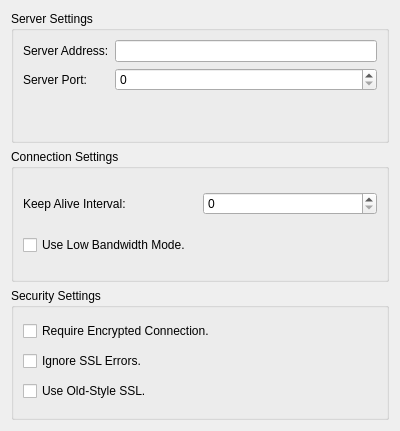
KDE/ktp-accounts-kcm, file haze/icq-server-settings-widget.ui: the form before one commit.
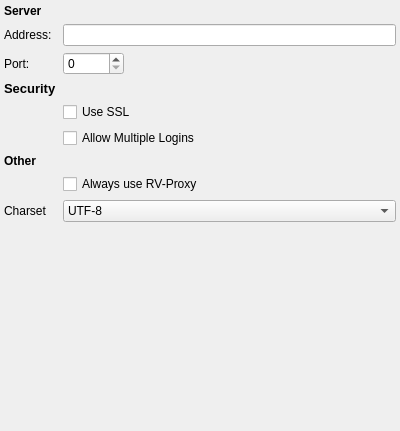
The form after the commit. Custom widgets are drawn as their Qt base class.

```diff
--- a/haze/icq-server-settings-widget.ui
+++ b/haze/icq-server-settings-widget.ui
@@ -14,117 +14,171 @@
    <string>Connection Settings</string>
   </property>
   <layout class="QVBoxLayout" name="verticalLayout_4">
-   <item>
-    <widget class="QGroupBox" name="serverGroupBox">
-     <property name="title">
-      <string>Server Settings</string>
-     </property>
+   <property name="margin">
+    <number>4</number>
+   </property>
+   <item>
      <layout class="QFormLayout" name="formLayout">
+     <property name="sizeConstraint">
+      <enum>QLayout::SetMinimumSize</enum>
+     </property>
+     <property name="fieldGrowthPolicy">
+      <enum>QFormLayout::AllNonFixedFieldsGrow</enum>
+     </property>
       <item row="0" column="0">
+      <widget class="QLabel" name="serverHeadlineLabel">
+       <property name="sizePolicy">
+        <sizepolicy hsizetype="Maximum" vsizetype="Fixed">
+         <horstretch>0</horstretch>
+         <verstretch>0</verstretch>
+        </sizepolicy>
+       </property>
+       <property name="text">
+        <string>&lt;b&gt;Server</string>
+       </property>
+      </widget>
+     </item>
+     <item row="1" column="0">
        <widget class="QLabel" name="serverLabel">
         <property name="text">
-         <string>Server Address:</string>
+        <string>Address:</string>
         </property>
        </widget>
       </item>
-      <item row="0" column="1">
+     <item row="1" column="1">
        <widget class="KLineEdit" name="serverLineEdit"/>
       </item>
-      <item row="1" column="0">
+     <item row="2" column="0">
        <widget class="QLabel" name="portLabel">
         <property name="text">
-         <string>Server Port:</string>
+        <string>Port:</string>
         </property>
        </widget>
       </item>
-      <item row="1" column="1">
-       <widget class="QSpinBox" name="portSpinBox">
+     <item row="2" column="1">
+      <widget class="KIntSpinBox" name="portSpinBox">
         <property name="sizePolicy">
-         <sizepolicy hsizetype="Expanding" vsizetype="Fixed">
+        <sizepolicy hsizetype="Fixed" vsizetype="Fixed">
           <horstretch>0</horstretch>
           <verstretch>0</verstretch>
          </sizepolicy>
         </property>
         <property name="maximum">
-         <number>65535</number>
+        <number>60000</number>
         </property>
        </widget>
       </item>
-     </layout>
-     <zorder>portLabel</zorder>
-     <zorder>portSpinBox</zorder>
-     <zorder>serverLabel</zorder>
-     <zorder>serverLineEdit</zorder>
-    </widget>
-   </item>
-   <item>
-    <widget class="QGroupBox" name="connectionGroupBox">
-     <property name="title">
-      <string>Connection Settings</string>
-     </property>
-     <layout class="QVBoxLayout" name="verticalLayout_2">
-      <item>
-       <layout class="QHBoxLayout" name="horizontalLayout">
-        <item>
-         <widget class="QLabel" name="keepaliveIntervalLabel">
+     <item row="3" column="0">
+      <widget class="QLabel" name="securityHeadlineLabel">
+       <property name="sizePolicy">
+        <sizepolicy hsizetype="Maximum" vsizetype="Fixed">
+         <horstretch>0</horstretch>
+         <verstretch>0</verstretch>
+        </sizepolicy>
+       </property>
+       <property name="text">
+        <string>&lt;!DOCTYPE HTML PUBLIC &quot;-//W3C//DTD HTML 4.0//EN&quot; &quot;http://www.w3.org/TR/REC-html40/strict.dtd&quot;&gt;
+&lt;html&gt;&lt;head&gt;&lt;meta name=&quot;qrichtext&quot; content=&quot;1&quot; /&gt;&lt;style type=&quot;text/css&quot;&gt;
+p, li { white-space: pre-wrap; }
+&lt;/style&gt;&lt;/head&gt;&lt;body style=&quot; font-family:'Sans Serif'; font-size:9pt; font-weight:400; font-style:normal;&quot;&gt;
+&lt;p style=&quot; margin-top:0px; margin-bottom:0px; margin-left:0px; margin-right:0px; -qt-block-indent:0; text-indent:0px;&quot;&gt;&lt;span style=&quot; font-size:10pt; font-weight:600;&quot;&gt;Security&lt;/span&gt;&lt;/p&gt;&lt;/body&gt;&lt;/html&gt;</string>
+       </property>
+      </widget>
+     </item>
+     <item row="4" column="1">
+      <widget class="QCheckBox" name="useSslCheckBox">
           <property name="text">
-           <string>Keep Alive Interval:</string>
+        <string>Use SSL</string>
           </property>
          </widget>
         </item>
-        <item>
-         <widget class="QSpinBox" name="keepaliveIntervalSpinBox"/>
-        </item>
-       </layout>
-      </item>
-      <item>
-       <widget class="QCheckBox" name="lowBandwidthCheckBox">
+     <item row="5" column="1">
+      <widget class="QCheckBox" name="allowMultipleLoginsCheckBox">
         <property name="text">
-         <string>Use Low Bandwidth Mode.</string>
+        <string>Allow Multiple Logins</string>
         </property>
        </widget>
       </item>
-     </layout>
-    </widget>
-   </item>
-   <item>
-    <widget class="QGroupBox" name="securityGroupBox">
-     <property name="title">
-      <string>Security Settings</string>
-     </property>
-     <layout class="QVBoxLayout" name="verticalLayout_3">
-      <item>
-       <widget class="QCheckBox" name="requireEncryptionCheckBox">
+     <item row="5" column="0">
+      <widget class="QLabel" name="allowMultipleLoginsLabel">
+       <property name="text">
+        <string/>
+       </property>
+      </widget>
+     </item>
+     <item row="6" column="0">
+      <widget class="QLabel" name="otherHeadlineLabel">
+       <property name="sizePolicy">
+        <sizepolicy hsizetype="Maximum" vsizetype="Preferred">
+         <horstretch>0</horstretch>
+         <verstretch>0</verstretch>
+        </sizepolicy>
+       </property>
         <property name="text">
-         <string>Require Encrypted Connection.</string>
+        <string>&lt;!DOCTYPE HTML PUBLIC &quot;-//W3C//DTD HTML 4.0//EN&quot; &quot;http://www.w3.org/TR/REC-html40/strict.dtd&quot;&gt;
+&lt;html&gt;&lt;head&gt;&lt;meta name=&quot;qrichtext&quot; content=&quot;1&quot; /&gt;&lt;style type=&quot;text/css&quot;&gt;
+p, li { white-space: pre-wrap; }
+&lt;/style&gt;&lt;/head&gt;&lt;body style=&quot; font-family:'Sans Serif'; font-size:9pt; font-weight:400; font-style:normal;&quot;&gt;
+&lt;p style=&quot; margin-top:0px; margin-bottom:0px; margin-left:0px; margin-right:0px; -qt-block-indent:0; text-indent:0px;&quot;&gt;&lt;span style=&quot; font-weight:600;&quot;&gt;Other&lt;/span&gt;&lt;/p&gt;&lt;/body&gt;&lt;/html&gt;</string>
         </property>
        </widget>
       </item>
-      <item>
-       <widget class="QCheckBox" name="ignoreSslErrorsCheckBox">
+     <item row="7" column="1">
+      <widget class="QCheckBox" name="alwaysUseRvProxyCheckBox">
         <property name="text">
-         <string>Ignore SSL Errors.</string>
+        <string>Always use RV-Proxy</string>
         </property>
        </widget>
       </item>
+     <item row="8" column="0">
+      <widget class="QLabel" name="charsetLabel">
+       <property name="text">
+        <string>Charset</string>
+       </property>
+      </widget>
+     </item>
+     <item row="8" column="1">
+      <widget class="KComboBox" name="charsetComboBox">
       <item>
-       <widget class="QCheckBox" name="oldSslCheckBox">
         <property name="text">
-         <string>Use Old-Style SSL.</string>
+         <string>UTF-8</string>
         </property>
+       </item>
        </widget>
       </item>
      </layout>
-    </widget>
+   </item>
+   <item>
+    <spacer name="verticalSpacer">
+     <property name="orientation">
+      <enum>Qt::Vertical</enum>
+     </property>
+     <property name="sizeHint" stdset="0">
+      <size>
+       <width>20</width>
+       <height>40</height>
+      </size>
+     </property>
+    </spacer>
    </item>
   </layout>
  </widget>
  <customwidgets>
+  <customwidget>
+   <class>KIntSpinBox</class>
+   <extends>QSpinBox</extends>
+   <header>knuminput.h</header>
+  </customwidget>
   <customwidget>
    <class>KLineEdit</class>
    <extends>QLineEdit</extends>
    <header>klineedit.h</header>
   </customwidget>
+  <customwidget>
+   <class>KComboBox</class>
+   <extends>QComboBox</extends>
+   <header>kcombobox.h</header>
+  </customwidget>
  </customwidgets>
  <resources/>
  <connections/>
```
Lines whose indentation alone changed are shown as unchanged.
